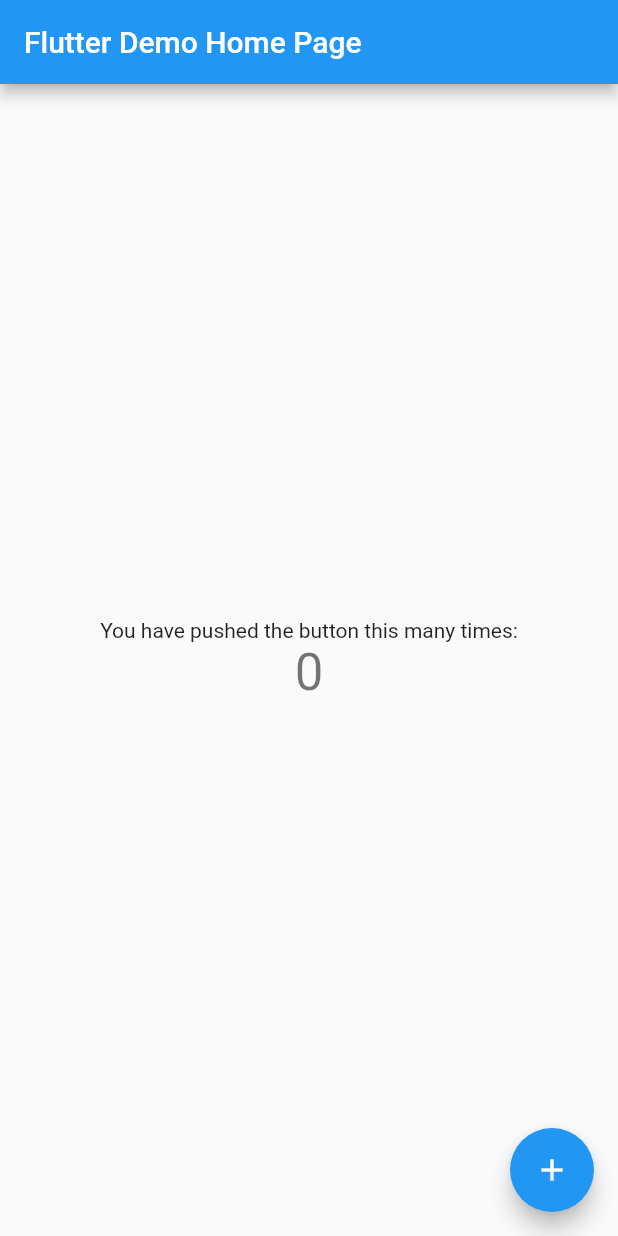
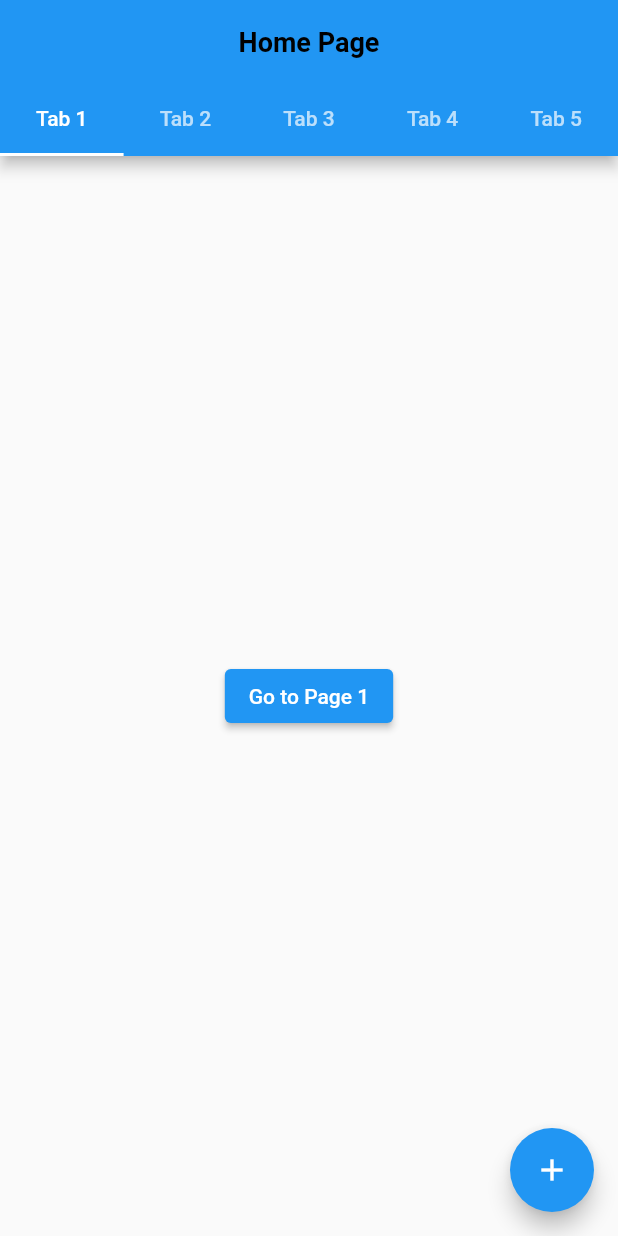
Before and after one commit to Kelvin2212/skripsi-frontend, a Flutter app: the screen it shows after launch, on a phone screen of 412 x 824 dp. Run offline on Flutter 3.47's test engine with Material 2 defaults, Android fonts, the phone set to English and light mode, and no system bars.

Commit message:
buat tab

```diff
--- a/lib/main.dart
+++ b/lib/main.dart
@@ -6,110 +6,200 @@
 
 class MyApp extends StatelessWidget {
   const MyApp({super.key});
-
-  // This widget is the root of your application.
   @override
   Widget build(BuildContext context) {
     return MaterialApp(
-      title: 'Flutter Demo',
       theme: ThemeData(
-        // This is the theme of your application.
-        //
-        // Try running your application with "flutter run". You'll see the
-        // application has a blue toolbar. Then, without quitting the app, try
-        // changing the primarySwatch below to Colors.green and then invoke
-        // "hot reload" (press "r" in the console where you ran "flutter run",
-        // or simply save your changes to "hot reload" in a Flutter IDE).
-        // Notice that the counter didn't reset back to zero; the application
-        // is not restarted.
         primarySwatch: Colors.blue,
       ),
-      home: Container(child: const MyHomePage(title: 'Flutter Demo Home Page')),
+      home: const MyHomePage(title: 'Flutter Demo Home Page'),
     );
   }
 }
 
 class MyHomePage extends StatefulWidget {
   const MyHomePage({super.key, required this.title});
-
-  // This widget is the home page of your application. It is stateful, meaning
-  // that it has a State object (defined below) that contains fields that affect
-  // how it looks.
-
-  // This class is the configuration for the state. It holds the values (in this
-  // case the title) provided by the parent (in this case the App widget) and
-  // used by the build method of the State. Fields in a Widget subclass are
-  // always marked "final".
-
   final String title;
-
   @override
   State<MyHomePage> createState() => _MyHomePageState();
 }
 
 class _MyHomePageState extends State<MyHomePage> {
   int _counter = 0;
-
   void _incrementCounter() {
     setState(() {
-      // This call to setState tells the Flutter framework that something has
-      // changed in this State, which causes it to rerun the build method below
-      // so that the display can reflect the updated values. If we changed
-      // _counter without calling setState(), then the build method would not be
-      // called again, and so nothing would appear to happen.
       _counter++;
     });
   }
 
   @override
   Widget build(BuildContext context) {
-    // This method is rerun every time setState is called, for instance as done
-    // by the _incrementCounter method above.
-    //
-    // The Flutter framework has been optimized to make rerunning build methods
-    // fast, so that you can just rebuild anything that needs updating rather
-    // than having to individually change instances of widgets.
-    return Scaffold(
-      appBar: AppBar(
-        // Here we take the value from the MyHomePage object that was created by
-        // the App.build method, and use it to set our appbar title.
-        title: Text(widget.title),
-      ),
-      body: Center(
-        // Center is a layout widget. It takes a single child and positions it
-        // in the middle of the parent.
-        child: Column(
-          // Column is also a layout widget. It takes a list of children and
-          // arranges them vertically. By default, it sizes itself to fit its
-          // children horizontally, and tries to be as tall as its parent.
-          //
-          // Invoke "debug painting" (press "p" in the console, choose the
-          // "Toggle Debug Paint" action from the Flutter Inspector in Android
-          // Studio, or the "Toggle Debug Paint" command in Visual Studio Code)
-          // to see the wireframe for each widget.
-          //
-          // Column has various properties to control how it sizes itself and
-          // how it positions its children. Here we use mainAxisAlignment to
-          // center the children vertically; the main axis here is the vertical
-          // axis because Columns are vertical (the cross axis would be
-          // horizontal).
-          mainAxisAlignment: MainAxisAlignment.center,
-          children: <Widget>[
-            const Text(
-              'You have pushed the button this many times:',
+    return DefaultTabController(
+      length: 5, // Jumlah tab (5 tab)
+      child: Scaffold(
+        appBar: AppBar(
+          title: Center(
+            child: Align(
+              alignment: Alignment.center,
+              child: Text(
+                "Home Page",
+                style: TextStyle(
+                    fontSize: 18,
+                    fontWeight: FontWeight.bold,
+                    color: Colors.black),
+              ),
             ),
-            Text(
-              '$_counter',
-              style: Theme.of(context).textTheme.headline4,
+          ),
+          bottom: const TabBar(
+            tabs: [
+              Tab(text: 'Tab 1'),
+              Tab(text: 'Tab 2'),
+              Tab(text: 'Tab 3'),
+              Tab(text: 'Tab 4'),
+              Tab(text: 'Tab 5'),
+            ],
+          ),
+        ),
+        body: TabBarView(
+          children: [
+            // Konten untuk Tab 1
+            Center(
+              child: ElevatedButton(
+                onPressed: () {
+                  Navigator.push(
+                    context,
+                    MaterialPageRoute(builder: (context) => Page1()),
+                  );
+                },
+                child: Text('Go to Page 1'),
+              ),
+            ),
+            // Konten untuk Tab 2
+            Center(
+              child: ElevatedButton(
+                onPressed: () {
+                  Navigator.push(
+                    context,
+                    MaterialPageRoute(builder: (context) => Page2()),
+                  );
+                },
+                child: Text('Go to Page 2'),
+              ),
+            ),
+            // Konten untuk Tab 3
+            Center(
+              child: ElevatedButton(
+                onPressed: () {
+                  Navigator.push(
+                    context,
+                    MaterialPageRoute(builder: (context) => Page3()),
+                  );
+                },
+                child: Text('Go to Page 3'),
+              ),
+            ),
+            // Konten untuk Tab 4
+            Center(
+              child: ElevatedButton(
+                onPressed: () {
+                  Navigator.push(
+                    context,
+                    MaterialPageRoute(builder: (context) => Page4()),
+                  );
+                },
+                child: Text('Go to Page 4'),
+              ),
+            ),
+            // Konten untuk Tab 5
+            Center(
+              child: ElevatedButton(
+                onPressed: () {
+                  Navigator.push(
+                    context,
+                    MaterialPageRoute(builder: (context) => Page5()),
+                  );
+                },
+                child: Text('Go to Page 5'),
+              ),
             ),
           ],
         ),
+        floatingActionButton: FloatingActionButton(
+          onPressed: _incrementCounter,
+          tooltip: 'Increment',
+          child: const Icon(Icons.add),
+        ),
       ),
-      floatingActionButton: FloatingActionButton(
-        onPressed: _incrementCounter,
-        tooltip: 'Increment',
-        child: const Icon(Icons.add),
-      ), // This trailing comma makes auto-formatting nicer for build methods.
     );
   }
 }
+
+class Page1 extends StatelessWidget {
+  @override
+  Widget build(BuildContext context) {
+    return Scaffold(
+      appBar: AppBar(
+        title: Text('Page 1'),
+      ),
+      body: Center(
+        child: Text('This is Page 1'),
+      ),
+    );
+  }
+}
+
+class Page2 extends StatelessWidget {
+  @override
+  Widget build(BuildContext context) {
+    return Scaffold(
+      appBar: AppBar(
+        title: Text('Page 2'),
+      ),
+      body: Center(
+        child: Text('This is Page 2'),
+      ),
+    );
+  }
+}
+
+class Page3 extends StatelessWidget {
+  @override
+  Widget build(BuildContext context) {
+    return Scaffold(
+      appBar: AppBar(
+        title: Text('Page 3'),
+      ),
+      body: Center(
+        child: Text('This is Page 3'),
+      ),
+    );
+  }
+}
+
+class Page4 extends StatelessWidget {
+  @override
+  Widget build(BuildContext context) {
+    return Scaffold(
+      appBar: AppBar(
+        title: Text('Page 4'),
+      ),
+      body: Center(
+        child: Text('This is Page 4'),
+      ),
+    );
+  }
+}
+
+class Page5 extends StatelessWidget {
+  @override
+  Widget build(BuildContext context) {
+    return Scaffold(
+      appBar: AppBar(
+        title: Text('Page 5'),
+      ),
+      body: Center(
+        child: Text('This is Page 5'),
+      ),
+    );
+  }
+}
```
Also changed, not shown: lib/hasil.dart (added, +16 -0 lines), lib/tentangAplikasi.dart (added, +16 -0 lines), lib/tutorial.dart (added, +16 -0 lines), lib/unggah.dart (added, +16 -0 lines).
